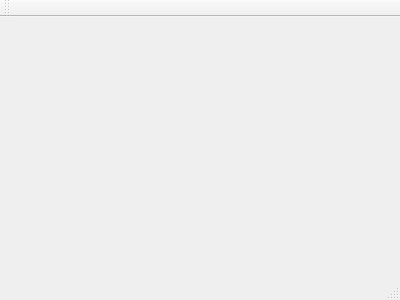
The window that CalibrationGUI/mainwindow.ui (dgitz/calibration_gui) describes before a commit, drawn with Qt 5.
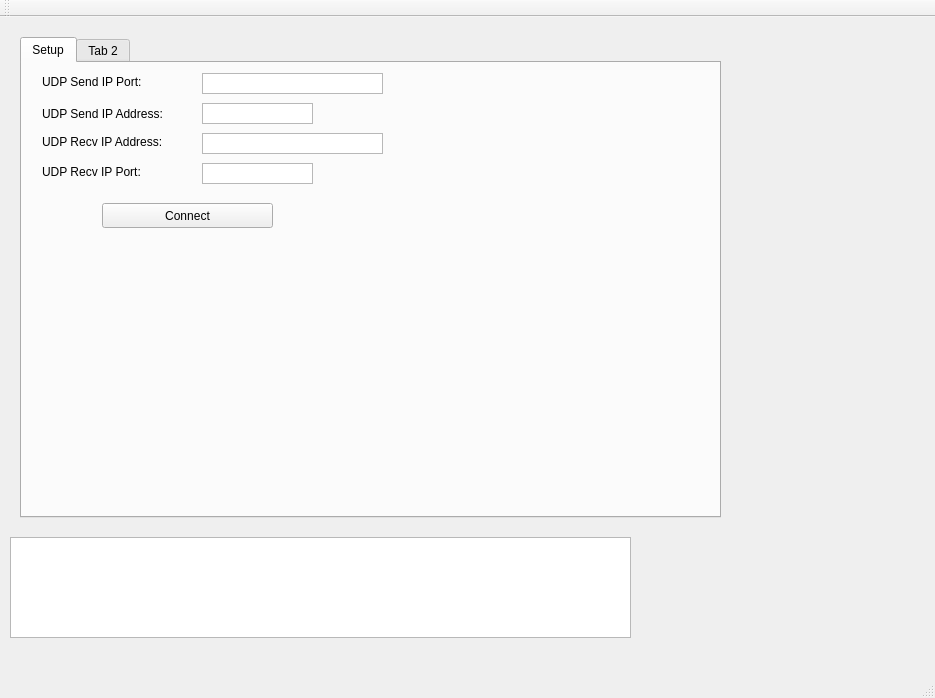
The same window after the commit.

Patch:
```diff
--- a/CalibrationGUI/mainwindow.ui
+++ b/CalibrationGUI/mainwindow.ui
@@ -1,24 +1,202 @@
 <ui version="4.0">
  <class>MainWindow</class>
- <widget class="QMainWindow" name="MainWindow" >
-  <property name="geometry" >
+ <widget class="QMainWindow" name="MainWindow">
+  <property name="geometry">
    <rect>
     <x>0</x>
     <y>0</y>
-    <width>400</width>
-    <height>300</height>
+    <width>935</width>
+    <height>698</height>
    </rect>
   </property>
   <property name="windowTitle" >
    <string>MainWindow</string>
   </property>
-  <widget class="QMenuBar" name="menuBar" />
-  <widget class="QToolBar" name="mainToolBar" />
-  <widget class="QWidget" name="centralWidget" />
-  <widget class="QStatusBar" name="statusBar" />
+  <widget class="QWidget" name="centralWidget">
+   <widget class="QTextBrowser" name="tInfo">
+    <property name="geometry">
+     <rect>
+      <x>10</x>
+      <y>520</y>
+      <width>621</width>
+      <height>101</height>
+     </rect>
+    </property>
+   </widget>
+   <widget class="QTabWidget" name="tab_controller">
+    <property name="geometry">
+     <rect>
+      <x>20</x>
+      <y>20</y>
+      <width>701</width>
+      <height>481</height>
+     </rect>
+    </property>
+    <property name="currentIndex">
+     <number>0</number>
+    </property>
+    <widget class="QWidget" name="tab_Setup">
+     <attribute name="title">
+      <string>Setup</string>
+     </attribute>
+     <widget class="QLabel" name="label_2">
+      <property name="geometry">
+       <rect>
+        <x>20</x>
+        <y>70</y>
+        <width>151</width>
+        <height>17</height>
+       </rect>
+      </property>
+      <property name="text">
+       <string>UDP Recv IP Address:</string>
+      </property>
+     </widget>
+     <widget class="QLabel" name="label_3">
+      <property name="geometry">
+       <rect>
+        <x>20</x>
+        <y>10</y>
+        <width>151</width>
+        <height>17</height>
+       </rect>
+      </property>
+      <property name="text">
+       <string>UDP Send IP Port:</string>
+      </property>
+     </widget>
+     <widget class="QLabel" name="label_4">
+      <property name="geometry">
+       <rect>
+        <x>20</x>
+        <y>100</y>
+        <width>151</width>
+        <height>17</height>
+       </rect>
+      </property>
+      <property name="text">
+       <string>UDP Recv IP Port:</string>
+      </property>
+     </widget>
+     <widget class="QLabel" name="label">
+      <property name="geometry">
+       <rect>
+        <x>20</x>
+        <y>40</y>
+        <width>147</width>
+        <height>21</height>
+       </rect>
+      </property>
+      <property name="text">
+       <string>UDP Send IP Address:</string>
+      </property>
+     </widget>
+     <widget class="QTextEdit" name="tSendServer">
+      <property name="geometry">
+       <rect>
+        <x>180</x>
+        <y>10</y>
+        <width>181</width>
+        <height>21</height>
+       </rect>
+      </property>
+      <property name="verticalScrollBarPolicy">
+       <enum>Qt::ScrollBarAlwaysOff</enum>
+      </property>
+      <property name="horizontalScrollBarPolicy">
+       <enum>Qt::ScrollBarAlwaysOff</enum>
+      </property>
+     </widget>
+     <widget class="QTextEdit" name="tSendPort">
+      <property name="geometry">
+       <rect>
+        <x>180</x>
+        <y>40</y>
+        <width>111</width>
+        <height>21</height>
+       </rect>
+      </property>
+      <property name="verticalScrollBarPolicy">
+       <enum>Qt::ScrollBarAlwaysOff</enum>
+      </property>
+      <property name="horizontalScrollBarPolicy">
+       <enum>Qt::ScrollBarAlwaysOff</enum>
+      </property>
+     </widget>
+     <widget class="QTextEdit" name="tRecvServer">
+      <property name="geometry">
+       <rect>
+        <x>180</x>
+        <y>70</y>
+        <width>181</width>
+        <height>21</height>
+       </rect>
+      </property>
+      <property name="verticalScrollBarPolicy">
+       <enum>Qt::ScrollBarAlwaysOff</enum>
+      </property>
+      <property name="horizontalScrollBarPolicy">
+       <enum>Qt::ScrollBarAlwaysOff</enum>
+      </property>
+     </widget>
+     <widget class="QTextEdit" name="tRecvPort">
+      <property name="geometry">
+       <rect>
+        <x>180</x>
+        <y>100</y>
+        <width>111</width>
+        <height>21</height>
+       </rect>
+      </property>
+      <property name="verticalScrollBarPolicy">
+       <enum>Qt::ScrollBarAlwaysOff</enum>
+      </property>
+      <property name="horizontalScrollBarPolicy">
+       <enum>Qt::ScrollBarAlwaysOff</enum>
+      </property>
+     </widget>
+     <widget class="QPushButton" name="bConnect">
+      <property name="geometry">
+       <rect>
+        <x>80</x>
+        <y>140</y>
+        <width>171</width>
+        <height>25</height>
+       </rect>
+      </property>
+      <property name="text">
+       <string>Connect</string>
+      </property>
+     </widget>
+    </widget>
+    <widget class="QWidget" name="tab_4">
+     <attribute name="title">
+      <string>Tab 2</string>
+     </attribute>
+    </widget>
+   </widget>
+  </widget>
+  <widget class="QMenuBar" name="menuBar">
+   <property name="geometry">
+    <rect>
+     <x>0</x>
+     <y>0</y>
+     <width>935</width>
+     <height>22</height>
+    </rect>
+   </property>
+  </widget>
+  <widget class="QToolBar" name="mainToolBar">
+   <attribute name="toolBarArea">
+    <enum>TopToolBarArea</enum>
+   </attribute>
+   <attribute name="toolBarBreak">
+    <bool>false</bool>
+   </attribute>
+  </widget>
+  <widget class="QStatusBar" name="statusBar"/>
  </widget>
- <layoutDefault spacing="6" margin="11" />
- <pixmapfunction></pixmapfunction>
+ <layoutdefault spacing="6" margin="11"/>
  <resources/>
  <connections/>
 </ui>
```
Left out of the diff: 3 changed lines with no effect on the pictures.
